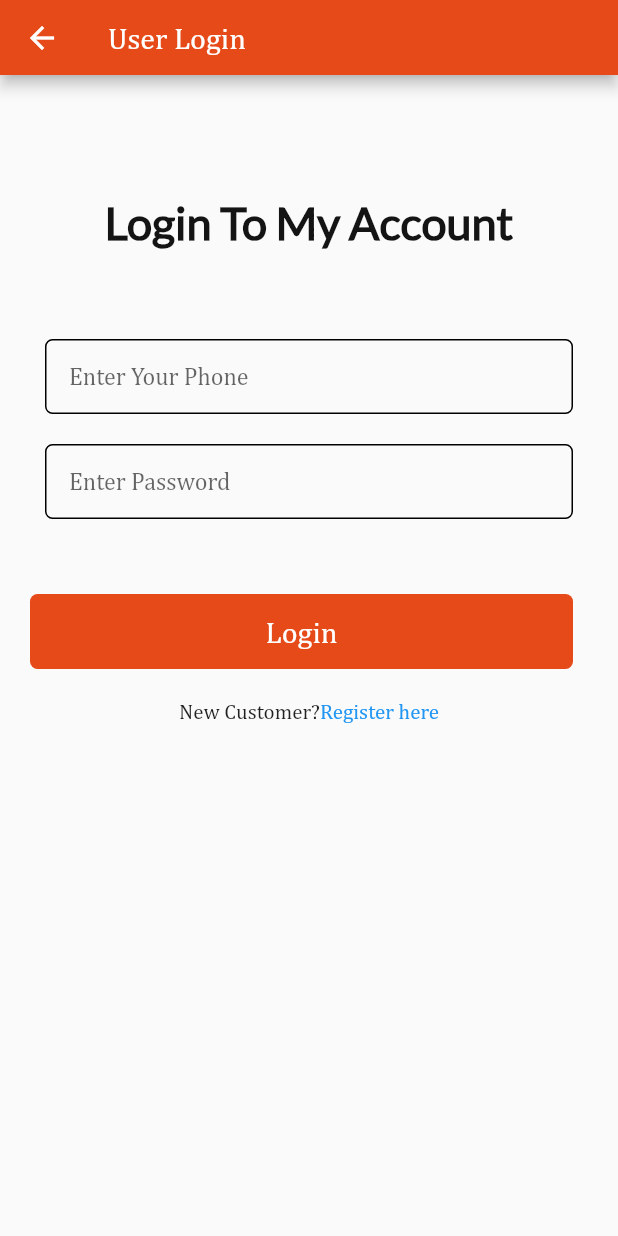
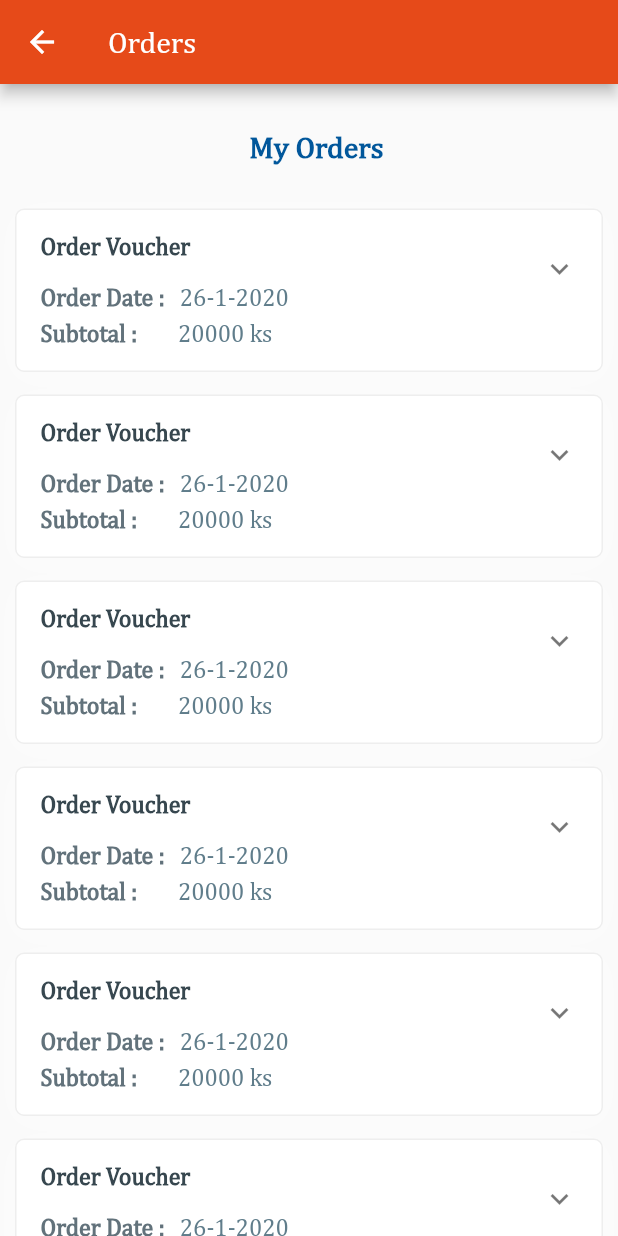
Before and after one commit to asxoxec/AsxoxApplication, a Flutter app: the Login screen opened directly, after a tap on "Login", on a phone screen of 412 x 824 dp. Run offline on Flutter 3.47's test engine with Material 2 defaults, Android fonts, the phone set to English and light mode, and no system bars; our stand-ins replace badges, flutter_svg, hexcolor; network calls fail.

Commit message:
Order list

```diff
--- a/lib/Screen/MyOrders.dart
+++ b/lib/Screen/MyOrders.dart
@@ -0,0 +1,166 @@
+import 'package:asxox/utils/UserHelp.dart';
+import 'package:flutter/cupertino.dart';
+import 'package:flutter/material.dart';
+import 'package:hexcolor/hexcolor.dart';
+
+class MyOrders extends StatefulWidget {
+  @override
+  _MyOrdersState createState() => _MyOrdersState();
+}
+
+class _MyOrdersState extends State<MyOrders> {
+  @override
+  Widget build(BuildContext context) {
+    MediaQueryData mqd = MediaQuery.of(context);
+    Color txtColor=Colors.white;
+    return Scaffold(
+      appBar: AppBar(
+        title: Text("Orders"),
+      ),
+      body: SafeArea(
+        child: SingleChildScrollView(
+          child: Container(
+            width: mqd.size.width,
+            margin: EdgeInsets.only(left: 10, right: 10),
+            child: Column(
+              crossAxisAlignment: CrossAxisAlignment.start,
+              children: [
+                SizedBox(
+                  height: 30,
+                ),
+                Row(
+                  mainAxisAlignment: MainAxisAlignment.center,
+                  children: [
+                    // Icon(
+                    //   Icons.article_outlined,
+                    //   size: 35,
+                    //   color:Colors.blueGrey
+                    // ),
+                    SizedBox(
+                      width: 10,
+                    ),
+                    Text(
+                      "My Orders",
+                      style:
+                          TextStyle(fontSize: 20, fontWeight: FontWeight.bold,color:HexColor("#01579b")
+                         ),
+                    )
+                  ],
+                ),
+                SizedBox(
+                  height: 30,
+                ),
+                //UserHelper().getHeaderText("My Orders"),
+                ...List.generate(
+                  10,
+                  (index) => Container(
+                      margin: EdgeInsets.only(bottom: 15),
+                      padding: EdgeInsets.symmetric(vertical: 10),
+                      decoration: BoxDecoration(
+                          //borderRadius: BorderRadius.only(topLeft: Radius.circular(20),bottomRight: Radius.circular(20)),
+                        borderRadius: BorderRadius.circular(6),
+                          border: Border.all(color: Colors.grey[200]),
+                          color: Colors.white,
+                          boxShadow: [
+                            BoxShadow(
+                                color: Colors.white.withOpacity(0.3),
+                                blurRadius: 20,
+                                spreadRadius: 2,
+                                offset: Offset(0, 3))
+                          ]),
+                      child: getListChild("Order Voucher", mqd)),
+                ),
+              ],
+            ),
+          ),
+        ),
+      ),
+    );
+  }
+
+  ExpansionTile getListChild(title, mqd, {childTxt = ""}) {
+    return ExpansionTile(
+      title: Row(
+        mainAxisAlignment: MainAxisAlignment.start,
+        children: [
+          //SizedBox(width: 20,),
+          Container(
+              padding: EdgeInsets.all(0),
+              child: Column(
+                crossAxisAlignment: CrossAxisAlignment.start,
+                children: [
+                  Text(
+                    "Order Voucher",
+                    style: TextStyle(
+                        fontSize: 16, fontWeight: FontWeight.bold,
+                        color:HexColor("#37474f") ,
+                    ),
+                  ),
+                  SizedBox(
+                    height: 15,
+                  ),
+                  Row(
+                    mainAxisAlignment: MainAxisAlignment.spaceAround,
+                    children: [
+                      Text("Order Date :",
+                          style: TextStyle(
+                            fontSize: 16, fontWeight: FontWeight.bold,
+                            color:HexColor("#62727b") ,
+                          )),
+                      SizedBox(width: 10,),
+                      Text("26-1-2020",  style: TextStyle(
+                          color:Colors.blueGrey
+                      ),)
+                    ],
+                  ),
+                  SizedBox(
+                    height: 5,
+                  ),
+                  Row(
+                    mainAxisAlignment: MainAxisAlignment.spaceBetween,
+                    children: [
+                      Text("Subtotal :",
+                          style: TextStyle(
+                            fontSize: 16, fontWeight: FontWeight.bold,
+                            color:HexColor("#62727b") ,
+                          )),
+                      SizedBox(width: 27,),
+                      Text("20000 ks",  style: TextStyle(
+                          color:Colors.blueGrey
+                      ),)
+                    ],
+                  )
+                ],
+              ))
+        ],
+      ),
+      children: [
+        Container(
+          padding: EdgeInsets.all(10),
+          child: Row(
+            children: [
+              Container(
+                width: mqd.size.width / 6,
+                height: mqd.size.height / 7,
+                decoration: BoxDecoration(
+                    borderRadius: BorderRadius.circular(5),
+                    image: DecorationImage(
+                        image: NetworkImage(
+                            "https://cdn.shopify.com/s/files/1/0298/7763/3117/products/bk_59fe6f9c-848c-428e-812f-98d47c83fb2e_400x.jpg"),
+                        fit: BoxFit.cover)),
+              ),
+              SizedBox(width: 20,),
+              Column(
+                crossAxisAlignment: CrossAxisAlignment.start,
+                children: [Text("Product Name"),
+                  SizedBox(height: 10,),
+                  Text("30000ks")],
+              )
+            ],
+          ),
+        ),
+
+      ],
+    );
+  }
+}
--- a/lib/Screen/Settings.dart
+++ b/lib/Screen/Settings.dart
@@ -1,5 +1,6 @@
 
 
+import 'package:asxox/Screen/MyOrders.dart';
 import 'package:asxox/Screen/UserLogin.dart';
 import 'package:asxox/widgets/CustomAppBar.dart';
 import 'package:flutter/material.dart';
--- a/lib/Screen/UserLogin.dart
+++ b/lib/Screen/UserLogin.dart
@@ -1,9 +1,9 @@
 import 'dart:io';
 
 import 'package:asxox/Screen/AllCategory.dart';
-import 'package:asxox/Screen/Cart.dart';
+import 'package:asxox/Screen/MyOrders.dart';
 import 'package:asxox/Screen/Register.dart';
-import 'package:asxox/Screen/UserSetting.dart';
+import 'package:asxox/models/Product.dart';
 import 'package:asxox/theme/colors.dart';
 import 'package:asxox/utils/UserHelp.dart';
 import 'package:asxox/widgets/CustomAppBar.dart';
@@ -48,20 +48,26 @@ class _LoginState extends State<Login> {
                     key: _formKey,
                     child: Column(
                       children: [
-                        getInputField("Enter Your Phone", "Phone is required",
+                        UserHelper().getInputField("Enter Your Phone", "Phone is required",
                             phoneMargin,
                             keyboardType: TextInputType.phone,
                             field: "phone",
                             controller: _phoneController),
-                        getInputField("Enter Password", "Password is required",
+                        UserHelper().getInputField("Enter Password", "Password is required",
                             passwordMargin,
                             obscureText: true,
                             field: "password",
                             controller: _passwordController),
-                        getBlockBtn(context, "Login", AllCategory(), _formKey),
+                        getBlockBtn(context, "Login", MyOrders(), _formKey),
                         //Login Btn
                         UserHelper().getSmallText(context, "Register here",
-                            "New Customer?", UserSetting()),
+                            "New Customer?",Register()),
+                        InkWell(
+                          onTap: (){
+                            Product.getAllProducts();
+                          },
+                          child: Text("Click Me"),
+                        )
                       ],
                     ),
                   )
@@ -72,73 +78,29 @@ class _LoginState extends State<Login> {
         ));
   }
 
-  Container getInputField(hintText, errText, marginObj,
-      {obscureText: false, keyboardType, controller, field}) {
-    var borderColor = Colors.white10;
-    return Container(
-      height: 50,
-      margin: EdgeInsets.only(
-          top: marginObj['top'],
-          left: marginObj['left'],
-          right: marginObj['right'],
-          bottom: marginObj['bottom']),
-      decoration: BoxDecoration(
-        border: Border.all(),
-        borderRadius: BorderRadius.circular(5),
-        //color: borderColor
-      ),
-      child: TextFormField(
-        controller: controller,
-        obscureText: obscureText,
-        keyboardType: keyboardType,
-        decoration: InputDecoration(
-          contentPadding: EdgeInsets.only(left: 15),
-          border: InputBorder.none,
-          hintText: hintText,
-        ),
-        validator: (value) {
-          if (value.isEmpty) {
-            return " ";
-          } else {}
-          return null;
-        },
-      ),
-    );
-  }
 
   Row getBlockBtn(context, btnText, navigateTo, _formKey) {
     //MediaQueryData mediaQuery=MediaQuery.of(context);
     return Row(
-      mainAxisAlignment: MainAxisAlignment.end,
+      //mainAxisAlignment: MainAxisAlignment.end,
       children: [
         Expanded(
           child: Padding(
             padding: const EdgeInsets.only(left: 20, right: 30),
             child: Container(
+              height: 40,
               margin: EdgeInsets.only(bottom: 20, top: 40),
               decoration: BoxDecoration(
                   borderRadius: BorderRadius.circular(5),
                   color: CustomColors.deepOrange),
               child: FlatButton(
-                height: 50,
                 onPressed: () {
-                  if (_formKey.currentState.validate()) {
-                    print("From Helper Class");
-                    print("*******************");
-                    print(_phoneController.text);
-                    print(_passwordController.text);
-                    print("Validation Success");
-                    print("##############");
-
                     Navigator.push(context,
                         MaterialPageRoute(builder: (context) => navigateTo));
-                  } else {
-                    print("Validation is not success");
-                  }
                 },
                 child: Text(
                   btnText,
-                  style: TextStyle(fontSize: 20, color: Colors.white),
+                  style: TextStyle(fontSize: 18, color: Colors.white),
                 ),
                 // color: Colors.amber,
               ),
@@ -149,38 +111,3 @@ class _LoginState extends State<Login> {
     );
   }
 }
-
-// class MyLoginForm extends StatefulWidget {
-//   @override
-//   _MyLoginFormState createState() => _MyLoginFormState();
-// }
-//
-// class _MyLoginFormState extends State<MyLoginForm> {
-//   final _formKey = GlobalKey<FormState>();
-//   var phoneMargin = {"top": 30.0, "left": 30.0, "right": 30.0, "bottom": 10.0};
-//   var passwordMargin = {
-//     "top": 10.0,
-//     "left": 30.0,
-//     "right": 30.0,
-//     "bottom": 10.0
-//   };
-//
-//   @override
-//   Widget build(BuildContext context) {
-//     return Form(
-//       key: _formKey,
-//       child: Column(
-//         children: [
-//           UserHelper().getInputField("Enter Your Phone", phoneMargin,
-//               keyboardType: TextInputType.phone),
-//           UserHelper().getInputField(
-//               "Enter Password", passwordMargin, obscureText: true),
-//           UserHelper().getBlockBtn(context, "Login", Register(),_formKey) //Login Btn
-//
-//         ],
-//       ),
-//     );
-//   }
-//
-//
-// }
--- a/lib/models/Category.dart
+++ b/lib/models/Category.dart
@@ -22,8 +22,8 @@ class Category {
   }
 
  static Future<void> getAllCategory() async {
-    // url="http://192.168.110.211:9090/api/category";
-   var url="http://192.168.110.248:8080/api/category";
+    var url="http://192.168.110.211:9090/api/category";
+   //var url="http://192.168.110.248:8080/api/category";
     Response response=await http.get(url);
     List<dynamic> data=jsonDecode(response.body)['data'] as List;
     categories= data.map((dynamic item) => Category.fromJson(item)).toList();
--- /dev/null
+++ b/lib/models/Product.dart
@@ -0,0 +1,46 @@
+import 'dart:convert';
+import 'package:http/http.dart' as http;
+import 'package:http/http.dart';
+
+
+class Product{
+  String url="http://192.168.110.248:8080/api/product";
+  int id,discount,cat_id,price,s_cat_id;
+  String title,cover,color,size,description_text;
+  var detail=[];
+  var description_image=[];
+  Product({this.id,this.discount,this.cat_id,this.s_cat_id,this.title,this.cover,this.price,this.color,this.size,this.description_text,this.detail,this.description_image});
+  factory Product.fromJson(dynamic data){
+    return Product(
+        id:data['id'],
+        discount: data['discount'],
+        cat_id:data['category'],
+        s_cat_id:data['subcategory'],
+        title:data['title'],
+        cover:data['cover'],
+        price:data['price'],
+        color:data['color'],
+        size:data['size'],
+        description_text: data['description_text'],
+        description_image: data['description_image'],
+        detail: data['detail']
+    );
+  }
+
+  static List<Product> products=List.empty();
+  static List<String> pImgs=List.empty();
+  static Future<void> getAllProducts() async {
+    var url="http://192.168.110.248:8080/api/product";
+    Response response=await http.get(url);
+    List<dynamic> data=jsonDecode(response.body)['data'] as List;
+    products= data.map((dynamic item) => Product.fromJson(item)).toList();
+    for(var p in products){
+      print(p.description_image[1]['description_image']);
+    }
+   // var imgs=products[0].description_image;
+   // for(var img in imgs){
+   //   pImgs.add(img['description_image']);
+   // }
+
+  }
+}
--- a/lib/utils/UserHelp.dart
+++ b/lib/utils/UserHelp.dart
@@ -11,16 +11,16 @@ class UserHelper {
   /* Getting Header Text */
   Padding getHeaderText(headText) {
     return (Padding(
-        padding: const EdgeInsets.all(30),
+        padding: const EdgeInsets.only(top:10,left: 30,right: 30,bottom: 30),
         child: Container(
           alignment: Alignment.center,
-          margin: EdgeInsets.only(top: 50),
+          margin: EdgeInsets.only(top: 40),
           child: new Text(
             headText,
             textAlign: TextAlign.center,
             style: TextStyle(
                 color: CustomColors.black,
-                fontSize: 30,
+                fontSize: 26,
                 fontWeight: FontWeight.bold,
                 fontFamily: 'English'),
           ),
@@ -55,7 +55,7 @@ class UserHelper {
   /* Text Container Block */
   Container  getTextBlock(title,des){
     return Container(
-      color: Colors.grey[300],
+      color: Colors.grey[100],
       margin: EdgeInsets.all(30),
       padding: EdgeInsets.all(30),
       alignment: Alignment.topLeft,
@@ -79,9 +79,8 @@ class UserHelper {
   /* Get InputField */
   Container getInputField(hintText, errText, marginObj,
       {obscureText: false, keyboardType, controller, field}) {
-    var borderColor = Colors.white10;
     return Container(
-      height: 50,
+      height: 45,
       margin: EdgeInsets.only(
           top: marginObj['top'],
           left: marginObj['left'],
@@ -89,7 +88,7 @@ class UserHelper {
           bottom: marginObj['bottom']),
       decoration: BoxDecoration(
         border: Border.all(),
-        borderRadius: BorderRadius.circular(5),
+        //borderRadius: BorderRadius.circular(5),
         //color: borderColor
       ),
       child: TextFormField(
--- a/pubspec.yaml
+++ b/pubspec.yaml
@@ -29,6 +29,7 @@ dependencies:
   carousel_slider: ^2.3.1
   webview_flutter: ^1.0.7
   http: ^0.12.2
+  hexcolor: ^1.0.6
 
   # The following adds the Cupertino Icons font to your application.
   # Use with the CupertinoIcons class for iOS style icons.
```
Also changed, not shown: lib/Screen/AllCategory.dart (+25 -25 lines), lib/Screen/Bill.dart (+3 -7 lines), lib/Screen/Cart.dart (+100 -69 lines), lib/Screen/Profile.dart (+7 -9 lines), lib/Screen/Register.dart (+7 -38 lines), pubspec.lock.
